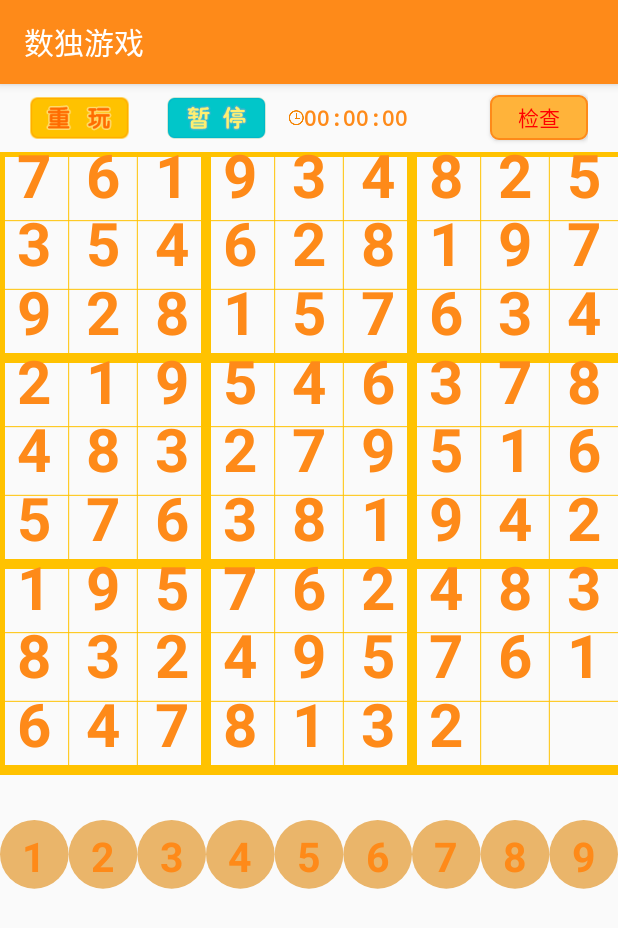
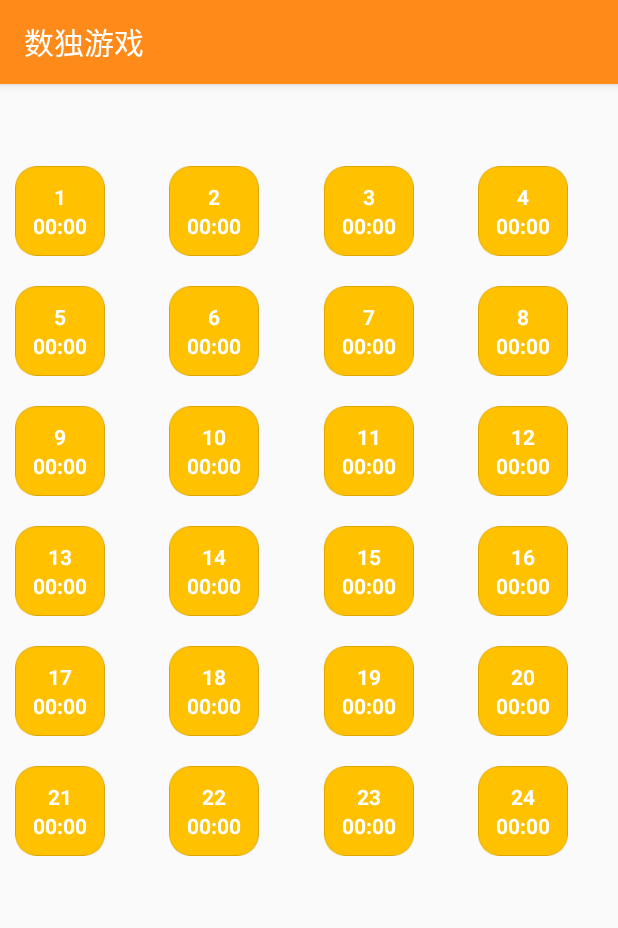
Before and after one commit to xkkk/Sudoku, an Android app: the screen it shows after launch (GameActivity before the commit, CheckpointActivity after it), after a tap on an icon or button, on a phone screen of 412 x 824 dp. Shown: the top 928 px of the screen. Run offline under Robolectric (Android 15) with nearby library versions, the phone set to English and light mode, and no system bars; libraries missing offline, so code that uses them is left out: cn.waps; 2 statements that could not run were skipped.

Commit message:
1.更新计时器 2.添加暂停和重玩功能 3.新增加选择关卡页面

```diff
--- a/app/src/main/java/com/mjxc/sudokuc/CheckpointActivity.java
+++ b/app/src/main/java/com/mjxc/sudokuc/CheckpointActivity.java
@@ -1,12 +1,17 @@
 package com.mjxc.sudokuc;
 
+import android.content.Intent;
 import android.os.Bundle;
-import android.support.annotation.NonNull;
 import android.support.annotation.Nullable;
 import android.support.v7.app.AppCompatActivity;
 import android.support.v7.widget.GridLayoutManager;
 import android.support.v7.widget.RecyclerView;
-import android.view.ViewGroup;
+import android.widget.Toast;
+
+import com.mjxc.sudokuc.model.CheckpointBean;
+
+import java.util.ArrayList;
+import java.util.List;
 
 /**
  * 作者：xk on 2018/3/30
@@ -17,31 +22,35 @@ import android.view.ViewGroup;
 public class CheckpointActivity extends AppCompatActivity {
 
     private RecyclerView mRecyclerView;
+    private List<CheckpointBean> mList;
 
 
     @Override
     protected void onCreate(@Nullable Bundle savedInstanceState) {
         super.onCreate(savedInstanceState);
         setContentView(R.layout.act_checkpoint);
-        mRecyclerView = (RecyclerView) findViewById(R.id.recyclerview);
+        mRecyclerView = findViewById(R.id.recyclerview);
         mRecyclerView.setLayoutManager(new GridLayoutManager(this,4));
-        mRecyclerView.setAdapter(new RecyclerView.Adapter() {
-            @NonNull
+        createData();
+        CheckpointAdapter checkpointAdapter = new CheckpointAdapter(this,mList);
+        mRecyclerView.setAdapter(checkpointAdapter);
+        checkpointAdapter.setItemClickListener(new CheckpointAdapter.OnItemClickListener() {
             @Override
-            public RecyclerView.ViewHolder onCreateViewHolder(@NonNull ViewGroup parent, int viewType) {
-                return null;
-            }
-
-            @Override
-            public void onBindViewHolder(@NonNull RecyclerView.ViewHolder holder, int position) {
-
-            }
-
-            @Override
-            public int getItemCount() {
-                return 0;
+            public void onItemClick(int position) {
+                String id = mList.get(position).getId();
+                Toast.makeText(CheckpointActivity.this,"第"+id+"关",Toast.LENGTH_SHORT).show();
+                Intent intent = new Intent(CheckpointActivity.this,GameActivity.class);
+                intent.putExtra(GameActivity.LEVEL,"0");
+                startActivity(intent);
             }
         });
+    }
 
+    private void createData(){
+        mList = new ArrayList<>();
+        for (int i = 0; i < 24; i++) {
+            CheckpointBean bean = new CheckpointBean(String.valueOf(i+1),"00:00","NO");
+            mList.add(bean);
+        }
     }
 }
--- /dev/null
+++ b/app/src/main/java/com/mjxc/sudokuc/CheckpointAdapter.java
@@ -0,0 +1,90 @@
+package com.mjxc.sudokuc;
+
+import android.content.Context;
+import android.support.v7.widget.RecyclerView;
+import android.view.LayoutInflater;
+import android.view.View;
+import android.view.ViewGroup;
+import android.widget.ImageView;
+import android.widget.LinearLayout;
+import android.widget.TextView;
+
+import com.mjxc.sudokuc.model.CheckpointBean;
+
+import java.util.List;
+
+/**
+ * 作者：xk on 2018/5/9
+ * 版本：v1.0
+ * 描述：
+ */
+
+public class CheckpointAdapter extends RecyclerView.Adapter<CheckpointAdapter.ViewHolder> {
+
+    private Context mContext;
+    private List<CheckpointBean> mList;
+    private OnItemClickListener mListener;
+    public CheckpointAdapter(Context context, List<CheckpointBean> mList) {
+        this.mContext = context;
+        this.mList = mList;
+    }
+
+    @Override
+    public CheckpointAdapter.ViewHolder onCreateViewHolder(ViewGroup parent, int viewType) {
+        View view = LayoutInflater.from(mContext).inflate(R.layout.item_checkpoint,parent,false);
+        return new ViewHolder(view);
+    }
+
+    @Override
+    public void onBindViewHolder(CheckpointAdapter.ViewHolder holder, final int position) {
+        CheckpointBean item = mList.get(position);
+        holder.pointTv.setText(item.getId());
+        holder.timeTv.setText(item.getTime());
+        holder.itemView.setOnClickListener(new View.OnClickListener() {
+            @Override
+            public void onClick(View view) {
+                if(mListener!=null){
+                    mListener.onItemClick(position);
+                }
+            }
+        });
+        if("CUR".equals(item.getStatus())){
+            holder.mLinearLayout.setBackgroundResource(R.mipmap.checkpoint_cur);
+        }else {
+            holder.mLinearLayout.setBackgroundResource(R.mipmap.checkpoint_pass);
+        }
+        if("YES".equals(item.getStatus())){
+            holder.passIv.setVisibility(View.VISIBLE);
+        }else{
+            holder.passIv.setVisibility(View.GONE);
+        }
+
+    }
+
+    @Override
+    public int getItemCount() {
+        return mList==null?0:mList.size();
+    }
+
+    public void setItemClickListener(OnItemClickListener mListener){
+        this.mListener = mListener;
+    }
+    class ViewHolder extends RecyclerView.ViewHolder{
+        private TextView pointTv;
+        private TextView timeTv;
+        private LinearLayout mLinearLayout;
+        private ImageView passIv;
+
+        public ViewHolder(View itemView) {
+            super(itemView);
+            pointTv = itemView.findViewById(R.id.text);
+            timeTv = itemView.findViewById(R.id.tv_time);
+            mLinearLayout = itemView.findViewById(R.id.ll_bg);
+            passIv = itemView.findViewById(R.id.iv_pass);
+        }
+    }
+
+    interface OnItemClickListener{
+        void onItemClick(int position);
+    }
+}
--- a/app/src/main/java/com/mjxc/sudokuc/MainActivity.java
+++ b/app/src/main/java/com/mjxc/sudokuc/MainActivity.java
@@ -43,7 +43,7 @@ public class MainActivity extends Activity implements View.OnClickListener{
                 intent.putExtra(GameActivity.LEVEL,"1");
                 break;
             case R.id.btn_simple:
-                intent = new Intent(MainActivity.this,GameActivity.class);
+                intent = new Intent(MainActivity.this,CheckpointActivity.class);
                 intent.putExtra(GameActivity.LEVEL,"0");
                 break;
             case R.id.help:
--- /dev/null
+++ b/app/src/main/java/com/mjxc/sudokuc/model/CheckpointBean.java
@@ -0,0 +1,48 @@
+package com.mjxc.sudokuc.model;
+
+/**
+ * 作者：xk on 2018/5/9
+ * 版本：v1.0
+ * 描述：
+ */
+
+public class CheckpointBean {
+
+    //关卡号
+    private String id;
+    //所用时间
+    private String time;
+    //状态；已通关，当前，未通关
+    private String status;
+
+
+    public CheckpointBean(String id, String time, String status) {
+        this.id = id;
+        this.time = time;
+        this.status = status;
+    }
+
+    public String getId() {
+        return id;
+    }
+
+    public void setId(String id) {
+        this.id = id;
+    }
+
+    public String getTime() {
+        return time;
+    }
+
+    public void setTime(String time) {
+        this.time = time;
+    }
+
+    public String getStatus() {
+        return status;
+    }
+
+    public void setStatus(String status) {
+        this.status = status;
+    }
+}
--- a/app/src/main/res/layout/act_checkpoint.xml
+++ b/app/src/main/res/layout/act_checkpoint.xml
@@ -3,4 +3,6 @@
     xmlns:android="http://schemas.android.com/apk/res/android"
     android:id="@+id/recyclerview"
     android:layout_width="match_parent"
+    android:layout_gravity="center"
+    android:layout_marginTop="30dp"
     android:layout_height="match_parent"/>
--- a/app/src/main/res/layout/activity_game.xml
+++ b/app/src/main/res/layout/activity_game.xml
@@ -34,19 +34,32 @@
             />
 
 
-        <TextView
+        <!--<TextView-->
+            <!--android:id="@+id/timer"-->
+            <!--android:layout_width="wrap_content"-->
+            <!--android:layout_height="45dp"-->
+            <!--android:layout_centerInParent="true"-->
+            <!--android:typeface="monospace"-->
+            <!--android:textStyle="bold"-->
+            <!--android:textColor="@color/colorPrimary"-->
+            <!--android:gravity="center"-->
+            <!--android:layout_toRightOf="@id/pause"-->
+            <!--android:layout_marginLeft="15dp"-->
+            <!--android:drawableLeft="@mipmap/tick"-->
+            <!--android:drawablePadding="5dp"-->
+            <!--android:text="00:00:00"/>-->
+        <Chronometer
             android:id="@+id/timer"
             android:layout_width="wrap_content"
             android:layout_height="45dp"
+            android:drawablePadding="5dp"
             android:layout_centerInParent="true"
-            android:typeface="monospace"
+            android:textColor="@color/colorPrimary"
             android:textStyle="bold"
-            android:textColor="@color/colorPrimary"
             android:gravity="center"
+            android:layout_marginLeft="15dp"
             android:layout_toRightOf="@id/pause"
-            android:layout_marginLeft="15dp"
-            android:drawableLeft="@mipmap/tick"
-            android:text="00:00:00"/>
+            android:drawableLeft="@mipmap/tick"/>
 
         <Button
             android:id="@+id/btn_check"
--- a/app/src/main/res/layout/item_checkpoint.xml
+++ b/app/src/main/res/layout/item_checkpoint.xml
@@ -1,12 +1,46 @@
 <?xml version="1.0" encoding="utf-8"?>
-<LinearLayout
+<FrameLayout
     xmlns:android="http://schemas.android.com/apk/res/android"
-    android:layout_width="match_parent"
-    android:layout_height="match_parent">
+    android:layout_width="80dp"
+    android:layout_height="80dp"
+    xmlns:tools="http://schemas.android.com/tools"
+    android:orientation="vertical"
+    android:gravity="center">
+
+    <LinearLayout
+        android:id="@+id/ll_bg"
+        android:layout_width="wrap_content"
+        android:layout_height="wrap_content"
+        android:layout_gravity="center"
+        android:background="@mipmap/checkpoint_pass"
+        android:gravity="center"
+        android:layout_margin="10dp"
+        android:orientation="vertical">
 
     <TextView
+        android:id="@+id/text"
         android:layout_width = "wrap_content"
         android:layout_height="wrap_content"
-        android:text="point 1"/>
+        android:textColor="#fff"
+        android:textStyle="bold"
+        tools:text="point 1"/>
 
-</LinearLayout>
+    <TextView
+        android:id="@+id/tv_time"
+        android:layout_width="wrap_content"
+        android:layout_height="wrap_content"
+        android:textColor="#fff"
+        android:textStyle="bold"
+        tools:text="00:00"/>
+    </LinearLayout>
+
+
+    <ImageView
+        android:id="@+id/iv_pass"
+        android:layout_width="wrap_content"
+        android:layout_height="wrap_content"
+        android:layout_gravity="right"
+        android:layout_marginRight="5dp"
+        android:layout_marginTop="5dp"
+        android:src="@mipmap/icon_pass"/>
+</FrameLayout>
```
Also changed, not shown: app/src/main/java/com/mjxc/sudokuc/GameActivity.java (+50 -58 lines), app/src/main/java/com/mjxc/sudokuc/dialog/DialogUtil.java (+9 -0 lines), app/src/main/java/com/mjxc/sudokuc/dialog/TipsDialog.java (added, +81 -0 lines), app/src/main/res/layout/dialog_pause.xml (+26 -2 lines), app/src/main/res/values/styles.xml (+7 -1 lines), app/src/main/res/mipmap-xhdpi/btn_cancel.png (added), app/src/main/res/mipmap-xhdpi/btn_confirm.png (added), app/src/main/res/mipmap-xhdpi/checkpoint_cur.png (added), app/src/main/res/mipmap-xhdpi/checkpoint_pass.png (added), app/src/main/res/mipmap-xhdpi/icon_pass.png (added), app/src/main/res/mipmap-xhdpi/tick.png (renamed from app/src/main/res/mipmap-xxhdpi/tick.png), app/src/main/res/mipmap-xxhdpi/dialog_replay_bg.png (added).
